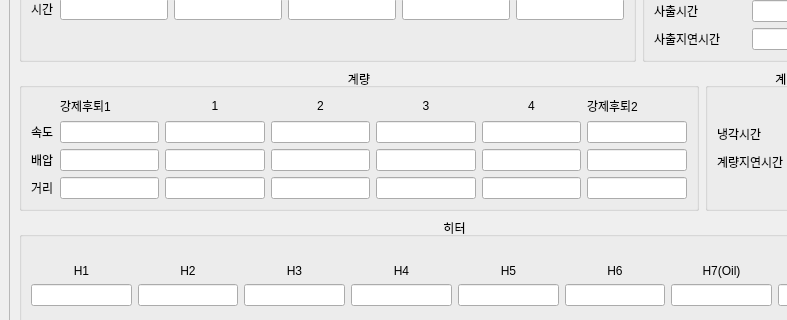
Old version of the form moldcondition.ui in the repository good7zzang/QT_DBA; both pictures show x 0 to 787 and y 398 to 718 of the 910 by 900 pixel window.
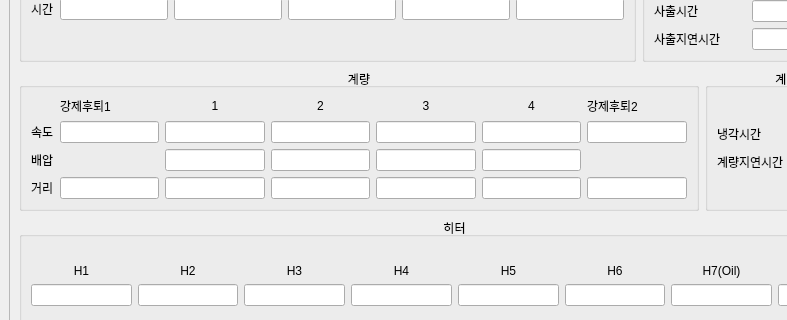
New version of the form.

Diff of the .ui file:
```diff
--- a/moldcondition.ui
+++ b/moldcondition.ui
@@ -772,9 +772,6 @@
                <item row="1" column="6">
                 <widget class="QLineEdit" name="lineEdit_59"/>
                </item>
-               <item row="2" column="1">
-                <widget class="QLineEdit" name="lineEdit_60"/>
-               </item>
                <item row="3" column="1">
                 <widget class="QLineEdit" name="lineEdit_61"/>
                </item>
@@ -802,9 +799,6 @@
                <item row="3" column="5">
                 <widget class="QLineEdit" name="lineEdit_69"/>
                </item>
-               <item row="2" column="6">
-                <widget class="QLineEdit" name="lineEdit_70"/>
-               </item>
                <item row="3" column="6">
                 <widget class="QLineEdit" name="lineEdit_71"/>
                </item>
```
Left out of the diff: 408 changed lines with no effect on the pictures.
